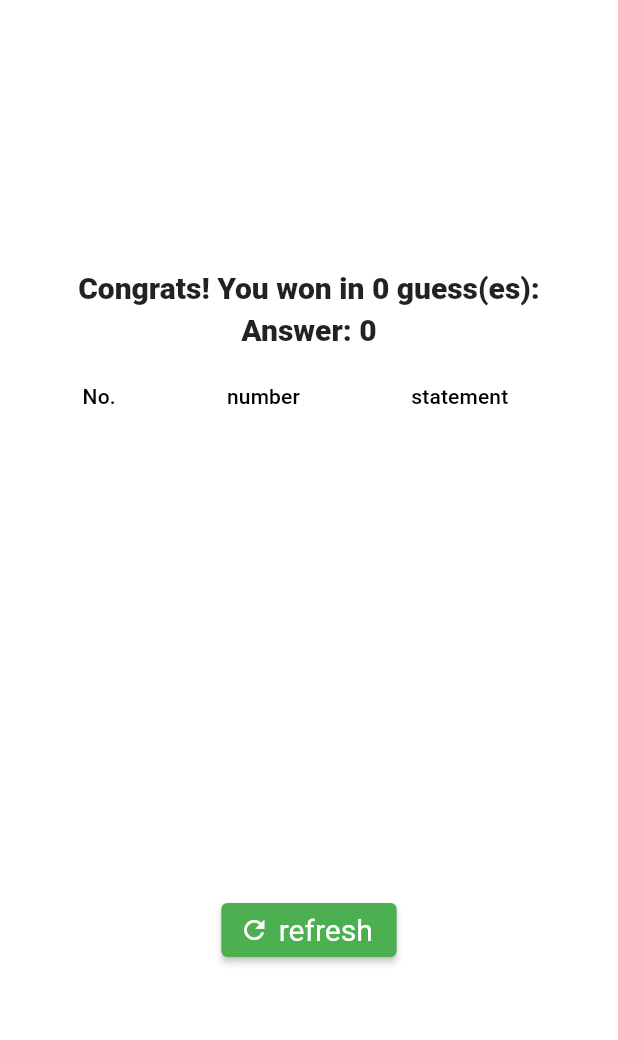
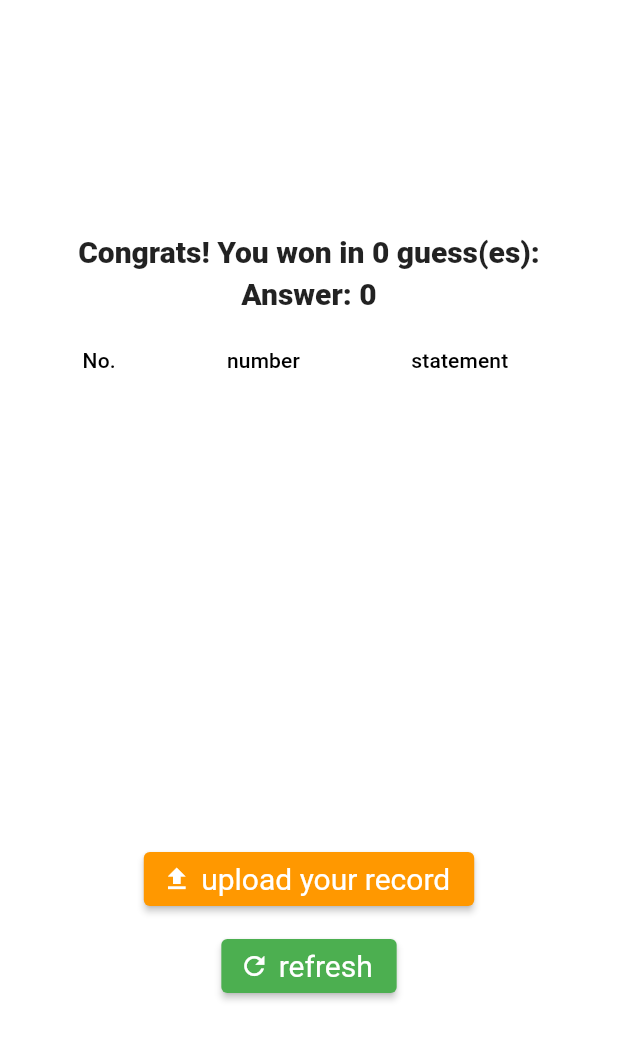
Before and after one commit to James-Lu-none/Parrot-number-game, a Flutter app: the ResultPage screen opened directly with empty values, on a phone screen of 412 x 824 dp. Shown: the top 1040 px of the screen. Run offline on Flutter 3.47's test engine with Material 2 defaults, Android fonts, the phone set to English and light mode, and no system bars; our stand-ins replace firebase_auth, firebase_core, firebase_storage; missing offline and left inert: dart:ffi; accounts and stored records are empty; network calls fail.

Commit message:
upload-record-done

```diff
--- a/lib/pages/result_page.dart
+++ b/lib/pages/result_page.dart
@@ -1,10 +1,114 @@
+import 'dart:convert';
+import 'dart:io';
 import 'package:flutter/material.dart';
+import '../Firebase/Firebase_storage.dart';
 import 'guess_page.dart';
 
-class ResultPage extends StatelessWidget {
+
+class ResultPage extends StatefulWidget{
   final List<GameHistory> gameHistoryList;
   final int answer;
   const ResultPage({super.key,required this.gameHistoryList,required this.answer});
+  @override
+  State<StatefulWidget> createState()=>_ResultPage();
+}
+class _ResultPage extends State<ResultPage> {
+  List<GameHistory> gameHistoryList = [];
+  int answer = 0;
+  TextEditingController userInputNameController=TextEditingController();
+  String name='';
+  @override
+  void initState() {
+    super.initState();
+
+    gameHistoryList = widget.gameHistoryList;
+    answer = widget.answer;
+  }
+  @override
+  void dispose(){
+    userInputNameController.dispose();
+    super.dispose();
+  }
+
+  Future <String?> _openEnterNameDialog(){
+    return showDialog<String>(
+        context: context,
+        builder: (context)=>AlertDialog(
+          title: const Text("Enter your name"),
+          content:const TextField(
+            decoration: InputDecoration(hintText: 'name here'),
+          ),
+          actions: [
+            TextButton(
+              onPressed: () {
+                Navigator.of(context).pop(userInputNameController.text);
+                userInputNameController.clear();
+              },
+              child:const Text('SUBMIT'),
+            )
+
+          ],
+        )
+    );
+  }
+  Future<void> _uploadFile(String? name) async {
+    try{
+      String fileTitle="${deviceName}_${DateTime.now().millisecondsSinceEpoch}";
+      String json=jsonEncode(gameHistoryList);
+      List<dynamic> jsonMap = jsonDecode(json);
+      //jsonMap['name']=name;
+      //json=jsonEncode(jsonMap);
+      debugPrint(json);
+      debugPrint(jsonMap.toString());
+      File f=await createLocalJsonFile('$fileTitle.json', 'lists', json);//save
+      uploadFile(f,gameHistoryRef,'$fileTitle.json');//upload
+    }
+    catch(e){
+      debugPrint("upload Error here: $e");
+    }
+  }
+  Widget _uploadButton(){
+    return ElevatedButton.icon(
+      onPressed: () async{
+        final inputName = await _openEnterNameDialog();
+        _uploadFile(inputName);
+      },
+      style: ElevatedButton.styleFrom(
+        backgroundColor:Colors.orange,
+        textStyle: const TextStyle(fontSize: 20),
+      ),
+      icon: const Icon(Icons.upload,color:Colors.white,size:20),
+      label: const Text("upload your record"),
+    );
+  }
+  Widget _refreshButton(){
+    return ElevatedButton.icon(
+      onPressed: () {
+        Navigator.popAndPushNamed(context, '/guess');
+      },
+      style: ElevatedButton.styleFrom(
+        backgroundColor:Colors.green,
+        textStyle: const TextStyle(fontSize: 20),
+      ),
+      icon: const Icon(Icons.refresh,color:Colors.white,size:20),
+      label: const Text("refresh"),
+    );
+  }
+  Widget _congratsText(){
+    return Text(
+      "Congrats! You won in ${gameHistoryList.length} guess(es):",
+      style: const TextStyle(fontWeight: FontWeight.w800,fontSize: 20),
+      selectionColor: Colors.green,
+    );
+  }
+  Widget _showAnswer(){
+    return Text(
+      "Answer: $answer",
+      style: const TextStyle(fontWeight: FontWeight.w800,fontSize: 20),
+      selectionColor: Colors.green,
+    );
+  }
+
   @override
   Widget build(BuildContext context) {
     return Scaffold(
@@ -13,35 +117,17 @@ class ResultPage extends StatelessWidget {
         child:Column(
           mainAxisAlignment: MainAxisAlignment.center,
           children: [
-            Text(
-              "Congrats! You won in ${gameHistoryList.length} guess(es):",
-              style: const TextStyle(fontWeight: FontWeight.w800,fontSize: 20),
-              selectionColor: Colors.green,
-            ),
+            _congratsText(),
             const SizedBox(height: 5,),
-            Text(
-              "Answer: $answer",
-              style: const TextStyle(fontWeight: FontWeight.w800,fontSize: 20),
-              selectionColor: Colors.green,
-            ),
+            _showAnswer(),
             const SizedBox(height: 5,),
             ShowList(gameHistoryList: gameHistoryList,height:350),
+            _uploadButton(),
             const SizedBox(height: 10,),
-            ElevatedButton.icon(
-              onPressed: () {
-                Navigator.popAndPushNamed(context, '/guess');
-              },
-              style: ElevatedButton.styleFrom(
-                backgroundColor:Colors.green,
-                textStyle: const TextStyle(fontSize: 20),
-              ),
-              icon: const Icon(Icons.refresh,color:Colors.white,size:20),
-              label: const Text("refresh"),
-            ),
-
+            _refreshButton(),
           ],
         )
-    )
+      )
 
     );
   }
```
Also changed, not shown: lib/Firebase/Firebase_storage.dart (+23 -0 lines), lib/main.dart (+19 -4 lines), lib/pages/guess_page.dart (+16 -8 lines), lib/pages/record_page.dart (added).
